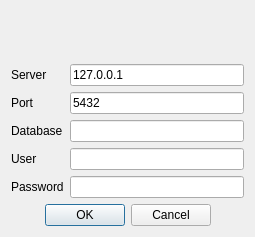
turulomio/didyoureadme, file ui/frmAccess.ui: the form before one commit.
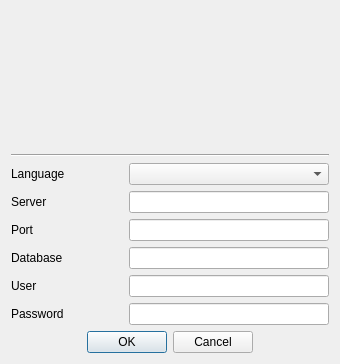
The form after the commit. Icons and pictures are not drawn.

Commit message: Developing Windows version

```diff
--- a/ui/frmAccess.ui
+++ b/ui/frmAccess.ui
@@ -6,8 +6,8 @@
    <rect>
     <x>0</x>
     <y>0</y>
-    <width>255</width>
-    <height>237</height>
+    <width>340</width>
+    <height>364</height>
    </rect>
   </property>
   <property name="sizePolicy">
@@ -20,11 +20,47 @@
    <iconset>
     <normaloff>:/images/kmplot.jpg</normaloff>:/images/kmplot.jpg</iconset>
   </property>
+  <property name="modal">
+   <bool>true</bool>
+  </property>
+  <layout class="QHBoxLayout" name="horizontalLayout_8">
+   <item>
+    <layout class="QVBoxLayout" name="verticalLayout">
+     <item>
   <layout class="QHBoxLayout" name="horizontalLayout_2">
    <item>
-    <layout class="QVBoxLayout" name="verticalLayout_3">
+        <spacer name="horizontalSpacer_2">
+         <property name="orientation">
+          <enum>Qt::Horizontal</enum>
+         </property>
+         <property name="sizeHint" stdset="0">
+          <size>
+           <width>40</width>
+           <height>20</height>
+          </size>
+         </property>
+        </spacer>
+       </item>
      <item>
-      <widget class="QLabel" name="lbl">
+        <widget class="QLabel" name="lblPixmap">
+         <property name="sizePolicy">
+          <sizepolicy hsizetype="Fixed" vsizetype="Fixed">
+           <horstretch>0</horstretch>
+           <verstretch>0</verstretch>
+          </sizepolicy>
+         </property>
+         <property name="minimumSize">
+          <size>
+           <width>80</width>
+           <height>80</height>
+          </size>
+         </property>
+         <property name="maximumSize">
+          <size>
+           <width>80</width>
+           <height>80</height>
+          </size>
+         </property>
        <property name="text">
         <string/>
        </property>
@@ -36,13 +72,79 @@
        </property>
        <property name="alignment">
         <set>Qt::AlignCenter</set>
+         </property>
+        </widget>
+       </item>
+       <item>
+        <spacer name="horizontalSpacer">
+         <property name="orientation">
+          <enum>Qt::Horizontal</enum>
+         </property>
+         <property name="sizeHint" stdset="0">
+          <size>
+           <width>40</width>
+           <height>20</height>
+          </size>
+         </property>
+        </spacer>
+       </item>
+      </layout>
+     </item>
+     <item>
+      <widget class="QLabel" name="lbl">
+       <property name="font">
+        <font>
+         <weight>75</weight>
+         <bold>true</bold>
+        </font>
+       </property>
+       <property name="text">
+        <string/>
+       </property>
+       <property name="alignment">
+        <set>Qt::AlignCenter</set>
+       </property>
+      </widget>
+     </item>
+     <item>
+      <widget class="Line" name="line">
+       <property name="orientation">
+        <enum>Qt::Horizontal</enum>
        </property>
       </widget>
      </item>
      <item>
       <layout class="QHBoxLayout" name="horizontalLayout">
        <item>
-        <layout class="QVBoxLayout" name="verticalLayout">
+        <widget class="QLabel" name="lblLanguage">
+         <property name="text">
+          <string>Language</string>
+         </property>
+        </widget>
+       </item>
+       <item>
+        <widget class="QComboBox" name="cmbLanguages">
+         <property name="sizePolicy">
+          <sizepolicy hsizetype="Expanding" vsizetype="Fixed">
+           <horstretch>0</horstretch>
+           <verstretch>0</verstretch>
+          </sizepolicy>
+         </property>
+         <property name="maximumSize">
+          <size>
+           <width>200</width>
+           <height>16777215</height>
+          </size>
+         </property>
+         <property name="focusPolicy">
+          <enum>Qt::NoFocus</enum>
+         </property>
+        </widget>
+       </item>
+      </layout>
+     </item>
+     <item>
+      <layout class="QHBoxLayout" name="horizontalLayout_3">
          <item>
           <widget class="QLabel" name="lblServer">
            <property name="text">
@@ -51,6 +153,29 @@
           </widget>
          </item>
          <item>
+        <widget class="QLineEdit" name="txtServer">
+         <property name="maximumSize">
+          <size>
+           <width>200</width>
+           <height>16777215</height>
+          </size>
+         </property>
+         <property name="inputMethodHints">
+          <set>Qt::ImhNone</set>
+         </property>
+         <property name="text">
+          <string/>
+         </property>
+         <property name="echoMode">
+          <enum>QLineEdit::Normal</enum>
+         </property>
+        </widget>
+       </item>
+      </layout>
+     </item>
+     <item>
+      <layout class="QHBoxLayout" name="horizontalLayout_4">
+       <item>
           <widget class="QLabel" name="lblPort">
            <property name="text">
             <string>Port</string>
@@ -58,6 +183,23 @@
           </widget>
          </item>
          <item>
+        <widget class="QLineEdit" name="txtPort">
+         <property name="maximumSize">
+          <size>
+           <width>200</width>
+           <height>16777215</height>
+          </size>
+         </property>
+         <property name="text">
+          <string/>
+         </property>
+        </widget>
+       </item>
+      </layout>
+     </item>
+     <item>
+      <layout class="QHBoxLayout" name="horizontalLayout_5">
+       <item>
           <widget class="QLabel" name="lblDatabase">
            <property name="text">
             <string>Database</string>
@@ -65,6 +207,20 @@
           </widget>
          </item>
          <item>
+        <widget class="QLineEdit" name="txtDB">
+         <property name="maximumSize">
+          <size>
+           <width>200</width>
+           <height>16777215</height>
+          </size>
+         </property>
+        </widget>
+       </item>
+      </layout>
+     </item>
+     <item>
+      <layout class="QHBoxLayout" name="horizontalLayout_6">
+       <item>
           <widget class="QLabel" name="lblUser">
            <property name="text">
             <string>User</string>
@@ -72,42 +228,26 @@
           </widget>
          </item>
          <item>
+        <widget class="QLineEdit" name="txtUser">
+         <property name="maximumSize">
+          <size>
+           <width>200</width>
+           <height>16777215</height>
+          </size>
+         </property>
+        </widget>
+       </item>
+      </layout>
+     </item>
+     <item>
+      <layout class="QHBoxLayout" name="horizontalLayout_7">
+       <item>
           <widget class="QLabel" name="lblPass">
            <property name="text">
             <string>Password</string>
            </property>
           </widget>
          </item>
-        </layout>
-       </item>
-       <item>
-        <layout class="QVBoxLayout" name="verticalLayout_2">
-         <item>
-          <widget class="QLineEdit" name="txtServer">
-           <property name="inputMethodHints">
-            <set>Qt::ImhNone</set>
-           </property>
-           <property name="text">
-            <string>127.0.0.1</string>
-           </property>
-           <property name="echoMode">
-            <enum>QLineEdit::Normal</enum>
-           </property>
-          </widget>
-         </item>
-         <item>
-          <widget class="QLineEdit" name="txtPort">
-           <property name="text">
-            <string>5432</string>
-           </property>
-          </widget>
-         </item>
-         <item>
-          <widget class="QLineEdit" name="txtDB"/>
-         </item>
-         <item>
-          <widget class="QLineEdit" name="txtUser"/>
-         </item>
          <item>
           <widget class="QLineEdit" name="txtPass">
            <property name="sizePolicy">
@@ -116,6 +256,12 @@
              <verstretch>0</verstretch>
             </sizepolicy>
            </property>
+         <property name="maximumSize">
+          <size>
+           <width>200</width>
+           <height>16777215</height>
+          </size>
+         </property>
            <property name="inputMethodHints">
             <set>Qt::ImhHiddenText|Qt::ImhNoAutoUppercase|Qt::ImhNoPredictiveText</set>
            </property>
@@ -126,8 +272,6 @@
          </item>
         </layout>
        </item>
-      </layout>
-     </item>
      <item>
       <widget class="QDialogButtonBox" name="cmdYN">
        <property name="sizePolicy">
```
Left out of the diff: 18 changed lines with no effect on the pictures. Lines whose indentation alone changed are shown as unchanged. The commit also changes 5 other files.
